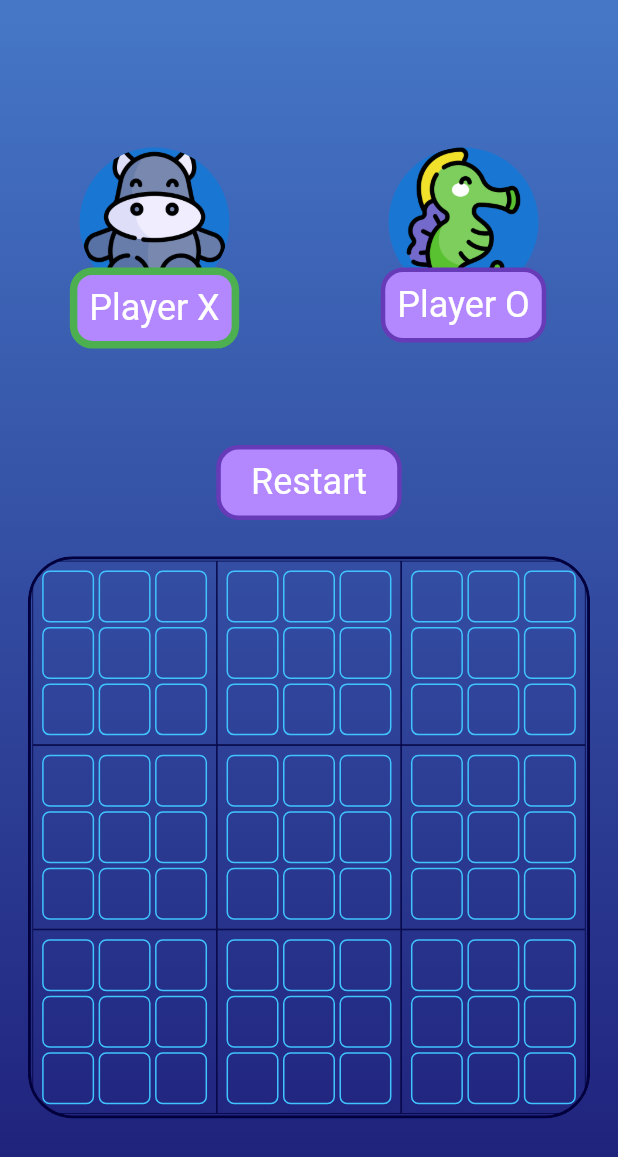
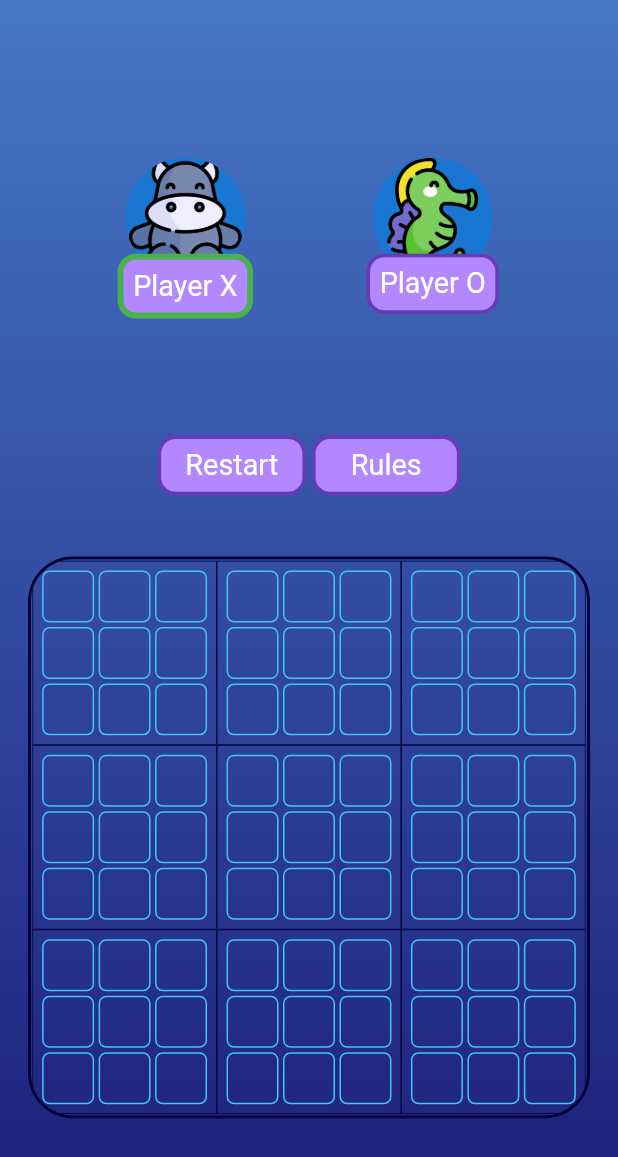
Before and after one commit to AbhinayPatil/Mega-XO, a Flutter app: the screen it shows after launch, on a phone screen of 412 x 824 dp. Shown: the top 1157 px of the screen. Run offline on Flutter 3.47's test engine with Material 2 defaults, Android fonts, the light colour scheme and no system bars; our stand-ins replace flutter_phoenix.

Commit message:
add: rules page

```diff
--- a/lib/main.dart
+++ b/lib/main.dart
@@ -1,5 +1,6 @@
 import 'package:flutter/material.dart';
 import 'package:flutter_phoenix/flutter_phoenix.dart';
+import 'package:xo_game/rules.dart';
 
 import 'main_screen.dart';
 
@@ -18,6 +19,7 @@ class MyApp extends StatelessWidget {
   @override
   Widget build(BuildContext context) {
     return const MaterialApp(
+      debugShowCheckedModeBanner: false,
       home: MainScreen(),
     );
   }
--- a/lib/widgets/info_box.dart
+++ b/lib/widgets/info_box.dart
@@ -1,7 +1,10 @@
+import 'dart:math';
+
 import 'package:flutter/material.dart';
 import 'package:flutter_phoenix/flutter_phoenix.dart';
 import 'package:provider/provider.dart';
 import 'package:xo_game/game_provider.dart';
+import 'package:xo_game/rules.dart';
 
 class InfoBox extends StatefulWidget {
   @override
@@ -157,19 +160,32 @@ class _InfoBoxState extends State<InfoBox> {
       _width = MediaQuery.of(context).size.width - _height * 1.1;
     } else {
       _width = MediaQuery.of(context).size.width;
-      _height = MediaQuery.of(context).size.height - _width * 1.1;
+      _height = MediaQuery.of(context).size.height - _width * .9;
     }
-    return Container(
+    return Padding(
+      padding: const EdgeInsets.only(bottom: 8.0),
+      child: FittedBox(
+        fit: BoxFit.scaleDown,
+        child: SizedBox(
           height: _height,
           width: _width,
-      child: Column(
+          child: Wrap(
             children: [
               Row(
                 children: [
-              displayerX(_height, _width),
-              displayerY(_height, _width),
+                  FittedBox(
+                      fit: BoxFit.scaleDown,
+                      child: displayerX(_height, _width)),
+                  FittedBox(
+                      fit: BoxFit.scaleDown,
+                      child: displayerY(_height, _width)),
                 ],
               ),
+              Center(
+                child: FittedBox(
+                  fit: BoxFit.scaleDown,
+                  child: Row(
+                    children: [
                       GestureDetector(
                         onTap: () {
                           Phoenix.rebirth(context);
@@ -178,7 +194,8 @@ class _InfoBoxState extends State<InfoBox> {
                           width: _width * .3,
                           decoration: BoxDecoration(
                             color: Colors.deepPurpleAccent.shade100,
-                border: Border.all(color: Colors.deepPurple, width: 3),
+                            border:
+                                Border.all(color: Colors.deepPurple, width: 3),
                             borderRadius: const BorderRadius.all(
                               Radius.circular(15),
                             ),
@@ -190,7 +207,44 @@ class _InfoBoxState extends State<InfoBox> {
                                 fit: BoxFit.scaleDown,
                                 child: Text(
                                   "Restart",
-                      style: TextStyle(color: Colors.white, fontSize: 24),
+                                  style: TextStyle(
+                                      color: Colors.white, fontSize: 24),
+                                ),
+                              ),
+                            ),
+                          ),
+                        ),
+                      ),
+                      const SizedBox(
+                        width: 5,
+                      ),
+                      GestureDetector(
+                        onTap: () {
+                          Navigator.push(
+                            context,
+                            MaterialPageRoute(
+                                builder: (context) => RulesScreen()),
+                          );
+                        },
+                        child: Container(
+                          width: _width * .3,
+                          decoration: BoxDecoration(
+                            color: Colors.deepPurpleAccent.shade100,
+                            border:
+                                Border.all(color: Colors.deepPurple, width: 3),
+                            borderRadius: const BorderRadius.all(
+                              Radius.circular(15),
+                            ),
+                          ),
+                          child: const Padding(
+                            padding: EdgeInsets.all(8.0),
+                            child: Center(
+                              child: FittedBox(
+                                fit: BoxFit.scaleDown,
+                                child: Text(
+                                  "Rules",
+                                  style: TextStyle(
+                                      color: Colors.white, fontSize: 24),
                                 ),
                               ),
                             ),
@@ -199,6 +253,12 @@ class _InfoBoxState extends State<InfoBox> {
                       ),
                     ],
                   ),
+                ),
+              ),
+            ],
+          ),
+        ),
+      ),
     );
   }
 }
```
Also changed, not shown: lib/rules.dart (added, +151 -0 lines), lib/widgets/rule_box.dart (added, +57 -0 lines), assets/rulefiveone.jpg (added), assets/rulefivetwo.jpg (added), assets/rulefourone.jpg (added), assets/rulefourtwo.jpg (added), assets/ruleone.jpg (added), assets/rulesix.jpg (added), assets/rulethreeone.jpg (added), assets/rulethreetwo.jpg (added). Lines whose indentation alone changed are shown as unchanged.
